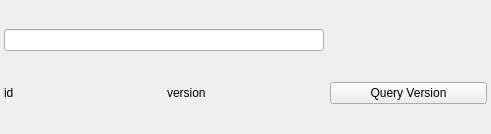
This is PressPlateTool/ui/expand/expandtile.ui in CGinMax/ProtocolTools as Qt 5 draws it before an edit. The edited form follows.
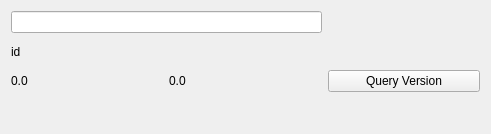
This is the edited form.

```diff
--- a/PressPlateTool/ui/expand/expandtile.ui
+++ b/PressPlateTool/ui/expand/expandtile.ui
@@ -16,19 +16,7 @@
     <verstretch>0</verstretch>
    </sizepolicy>
   </property>
-  <layout class="QGridLayout" name="gridLayout" rowstretch="1,0">
-   <property name="leftMargin">
-    <number>4</number>
-   </property>
-   <property name="topMargin">
-    <number>4</number>
-   </property>
-   <property name="rightMargin">
-    <number>4</number>
-   </property>
-   <property name="bottomMargin">
-    <number>4</number>
-   </property>
+  <layout class="QGridLayout" name="gridLayout">
    <item row="1" column="0">
     <widget class="QLabel" name="txtId">
      <property name="text">
@@ -36,20 +24,43 @@
      </property>
     </widget>
    </item>
-   <item row="1" column="1">
-    <widget class="QLabel" name="txtVersion">
+   <item row="2" column="0">
+    <widget class="QLabel" name="txtHardwareVer">
+     <property name="toolTip">
+      <string>Hardware Version</string>
+     </property>
      <property name="text">
-      <string>version</string>
+      <string>0.0</string>
      </property>
     </widget>
    </item>
-   <item row="1" column="2">
+   <item row="2" column="1">
+    <widget class="QLabel" name="txtSoftwareVer">
+     <property name="toolTip">
+      <string>Software Version</string>
+     </property>
+     <property name="text">
+      <string>0.0</string>
+     </property>
+    </widget>
+   </item>
+   <item row="2" column="2">
     <widget class="QPushButton" name="btnQueryVersion">
      <property name="text">
       <string>Query Version</string>
      </property>
     </widget>
    </item>
+   <item row="3" column="0" colspan="2">
+    <widget class="QLabel" name="txtProductDesc">
+     <property name="toolTip">
+      <string>Product Description</string>
+     </property>
+     <property name="text">
+      <string/>
+     </property>
+    </widget>
+   </item>
    <item row="0" column="0" colspan="2">
     <widget class="QLineEdit" name="editTitle"/>
    </item>
```
